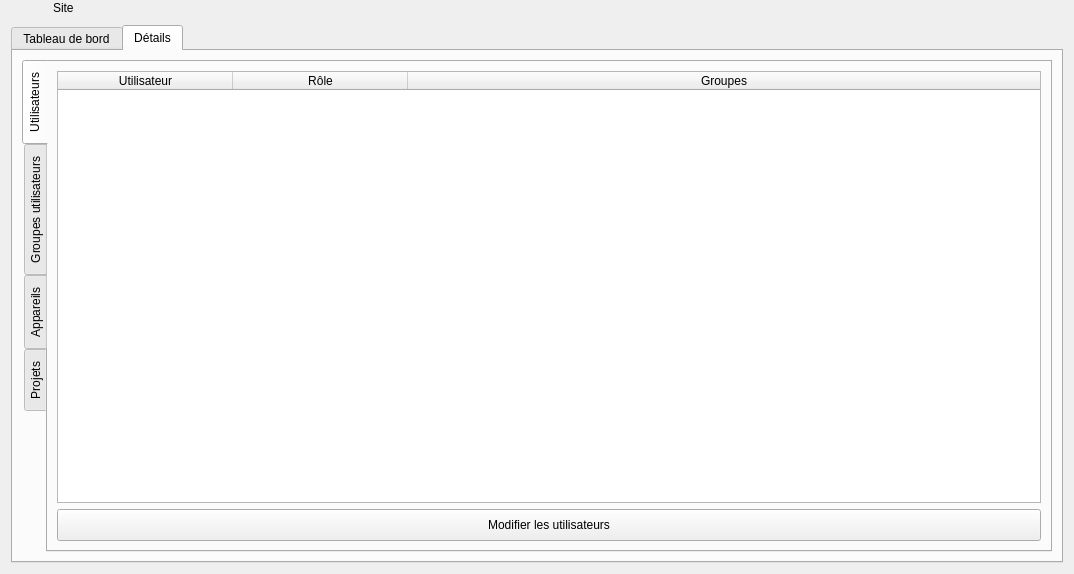
This is client/src/editors/SiteWidget.ui in introlab/openteraplus as Qt 5 draws it before an edit. The edited form follows.
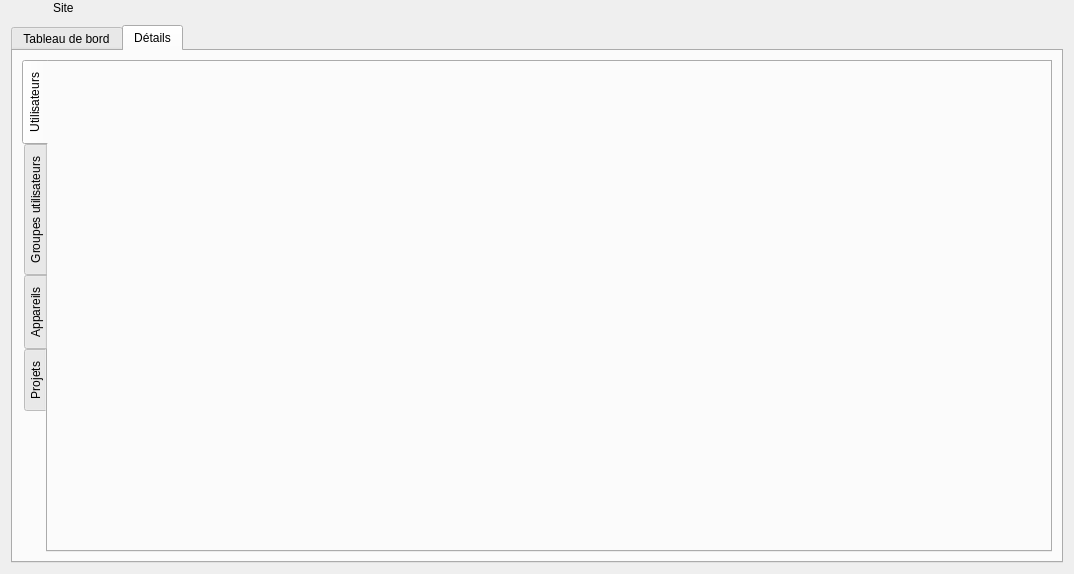
This is the edited form. The open tabs and pages were chosen to show the change. Icons and pictures are not drawn. Custom widgets are drawn as their Qt base class.

Commit message: Refs #1. Modified user manager in SiteWidget. Adjusted DataListWidget to be more easily embedded and integrated in other "related" widgets.

Diff of the .ui file:
```diff
--- a/client/src/editors/SiteWidget.ui
+++ b/client/src/editors/SiteWidget.ui
@@ -753,78 +753,27 @@
           </attribute>
           <layout class="QVBoxLayout" name="verticalLayout_4">
            <item>
-            <widget class="QTableWidget" name="tableUsers">
-             <property name="editTriggers">
-              <set>QAbstractItemView::NoEditTriggers</set>
+            <widget class="QWidget" name="wdgUsers" native="true">
+             <property name="sizePolicy">
+              <sizepolicy hsizetype="Preferred" vsizetype="MinimumExpanding">
+               <horstretch>0</horstretch>
+               <verstretch>0</verstretch>
+              </sizepolicy>
              </property>
-             <property name="showDropIndicator" stdset="0">
-              <bool>false</bool>
-             </property>
-             <property name="dragDropOverwriteMode">
-              <bool>false</bool>
-             </property>
-             <property name="selectionMode">
-              <enum>QAbstractItemView::SingleSelection</enum>
-             </property>
-             <property name="selectionBehavior">
-              <enum>QAbstractItemView::SelectRows</enum>
-             </property>
-             <property name="sortingEnabled">
-              <bool>true</bool>
-             </property>
-             <property name="columnCount">
-              <number>3</number>
-             </property>
-             <attribute name="horizontalHeaderDefaultSectionSize">
-              <number>175</number>
-             </attribute>
-             <attribute name="horizontalHeaderShowSortIndicator" stdset="0">
-              <bool>true</bool>
-             </attribute>
-             <attribute name="horizontalHeaderStretchLastSection">
-              <bool>true</bool>
-             </attribute>
-             <column>
-              <property name="text">
-               <string>Utilisateur</string>
-              </property>
-             </column>
-             <column>
-              <property name="text">
-               <string>Rôle</string>
-              </property>
-             </column>
-             <column>
-              <property name="text">
-               <string>Groupes</string>
-              </property>
-             </column>
-            </widget>
-           </item>
-           <item>
-            <widget class="QPushButton" name="btnUsers">
-             <property name="minimumSize">
-              <size>
-               <width>0</width>
-               <height>32</height>
-              </size>
-             </property>
-             <property name="cursor">
-              <cursorShape>PointingHandCursor</cursorShape>
-             </property>
-             <property name="text">
-              <string>Modifier les utilisateurs</string>
-             </property>
-             <property name="icon">
-              <iconset resource="../../resources/TeraClient.qrc">
-               <normaloff>:/icons/software_user.png</normaloff>:/icons/software_user.png</iconset>
-             </property>
-             <property name="iconSize">
-              <size>
-               <width>24</width>
-               <height>24</height>
-              </size>
-             </property>
+             <layout class="QVBoxLayout" name="verticalLayout_10">
+              <property name="leftMargin">
+               <number>0</number>
+              </property>
+              <property name="topMargin">
+               <number>0</number>
+              </property>
+              <property name="rightMargin">
+               <number>0</number>
+              </property>
+              <property name="bottomMargin">
+               <number>0</number>
+              </property>
+             </layout>
             </widget>
            </item>
           </layout>
```
Left out of the diff: 250 changed lines with no effect on the pictures. Lines whose indentation alone changed are shown as unchanged. The commit also changes 13 other files.
